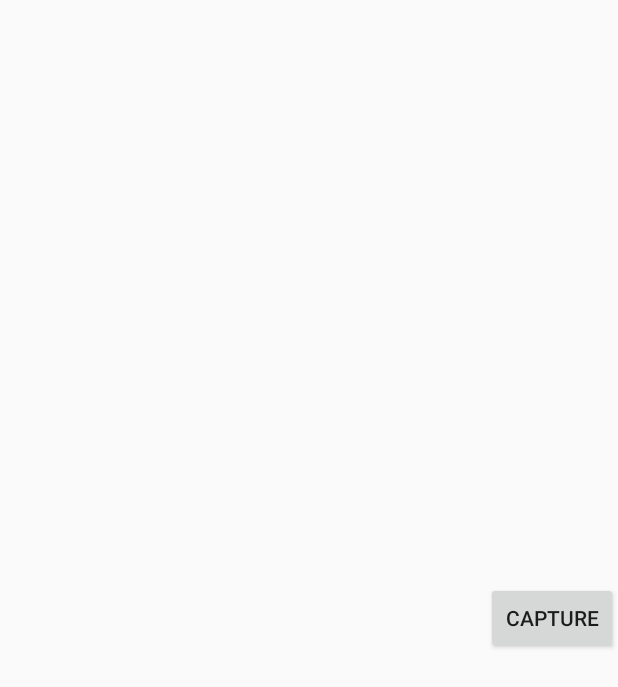
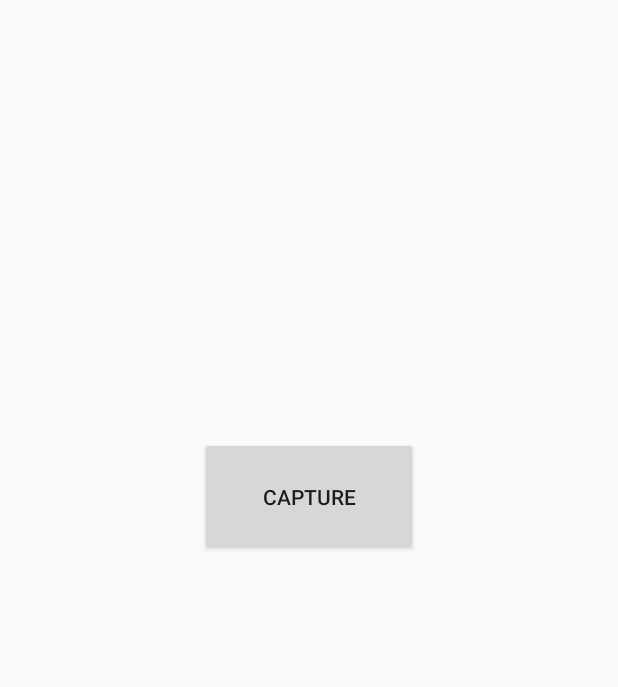
Before and after one commit to hconsg1/Mogo, an Android app: the layout camera_preview.xml on its own in the app's theme, with its tools: preview values and no code run, on a phone screen of 412 x 824 dp. Shown: the top 687 px of the screen. Run offline under Robolectric (Android 15) with nearby library versions, the phone set to English and light mode, and no system bars.

Commit message:
camera preview + uplaod + feed + face detection

```diff
--- a/app/src/main/AndroidManifest.xml
+++ b/app/src/main/AndroidManifest.xml
@@ -61,7 +61,7 @@
         <activity
             android:name=".CameraActivity"
             android:label="@string/app_name"
-            android:screenOrientation="landscape">
+            android:screenOrientation="portrait">
         </activity>
 
 
--- a/app/src/main/res/layout/camera_preview.xml
+++ b/app/src/main/res/layout/camera_preview.xml
@@ -1,21 +1,19 @@
 <?xml version="1.0" encoding="utf-8"?>
 <LinearLayout xmlns:android="http://schemas.android.com/apk/res/android"
-    android:orientation="horizontal"
-    android:layout_width="fill_parent"
-    android:layout_height="fill_parent"
+    android:orientation="vertical"
+    android:layout_width="match_parent"
+    android:layout_height="match_parent"
     >
     <FrameLayout
         android:id="@+id/camera_preview"
         android:layout_width="fill_parent"
-        android:layout_height="fill_parent"
-        android:layout_weight="1"
-        />
+        android:layout_height="291dp" />
 
     <Button
         android:id="@+id/button_capture"
         android:text="Capture"
-        android:layout_width="wrap_content"
-        android:layout_height="wrap_content"
+        android:layout_width="145dp"
+        android:layout_height="79dp"
         android:layout_gravity="center"
         />
 </LinearLayout>
```
Also changed, not shown: app/src/main/java/com/example/h/mogo/CameraActivity.java (+11 -3 lines), app/src/main/java/com/example/h/mogo/CameraPreview.java (+13 -1 lines), app/src/main/java/com/example/h/mogo/Camera_Face_Detection_Listener.java (added, +17 -0 lines).
